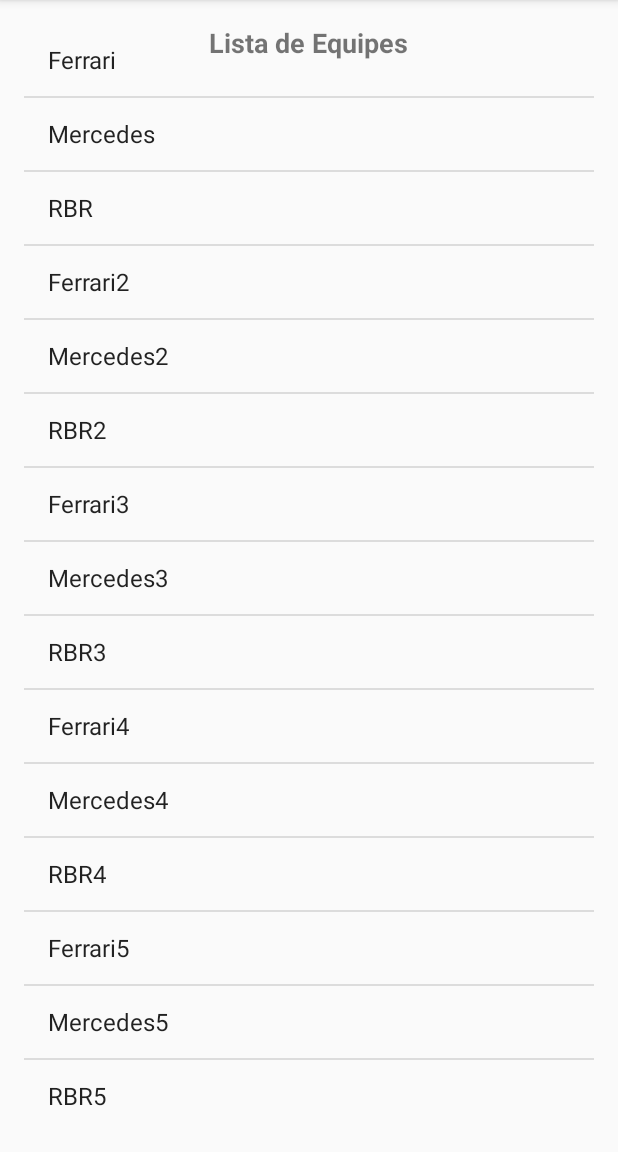
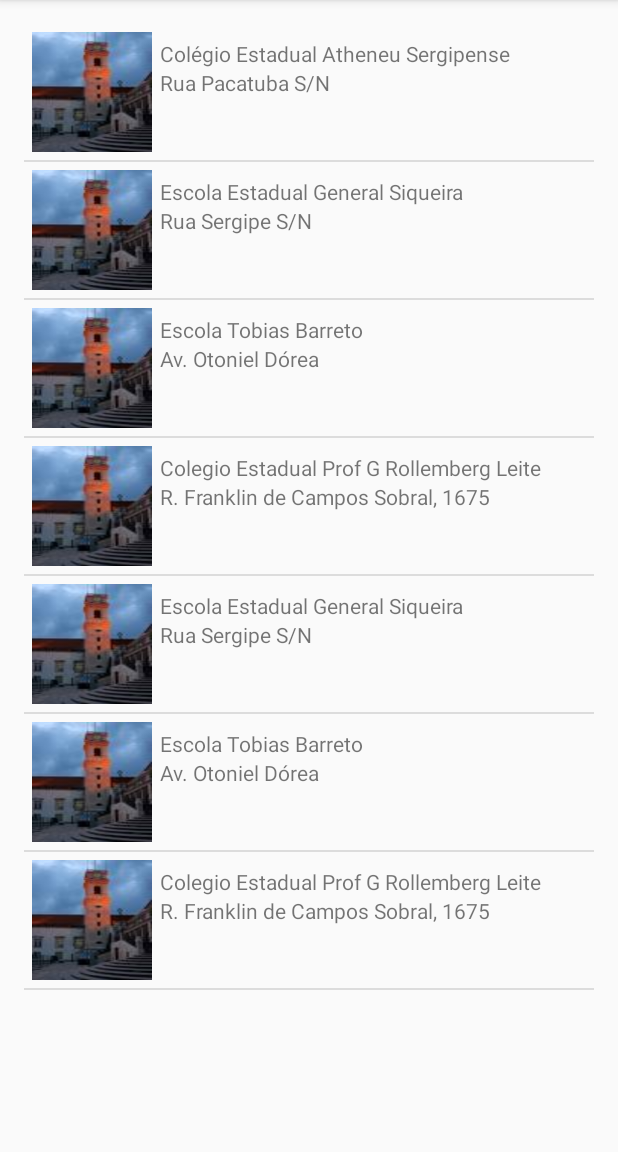
Before and after one commit to lglmoura/ExListview, an Android app: the screen it shows after launch (MainActivity), on a phone screen of 412 x 824 dp, the part 84-1236 px from its top. Run offline under Robolectric (Android 15) with nearby library versions, the phone set to English and light mode, and no system bars.

Commit message:
Alterando codigo java

```diff
--- a/app/src/main/java/com/example/lglmoura/exlistview/MainActivity.java
+++ b/app/src/main/java/com/example/lglmoura/exlistview/MainActivity.java
@@ -5,18 +5,46 @@ import android.os.Bundle;
 import android.widget.ArrayAdapter;
 import android.widget.ListView;
 
+import com.example.lglmoura.exlistview.adapter.EscolaAdapter;
+import com.example.lglmoura.exlistview.model.Escola;
+import java.util.ArrayList;
+
 public class MainActivity extends Activity {
 
     @Override
     protected void onCreate(Bundle savedInstanceState) {
         super.onCreate(savedInstanceState);
         setContentView(R.layout.activity_main);
-
-        ListView lista = (ListView) findViewById(R.id.lvEquipes);
-
-        ArrayAdapter adapter = ArrayAdapter.createFromResource(this,
-                R.array.equipes, android.R.layout.simple_list_item_1);
-
+        ListView lista = (ListView) findViewById(R.id.lvEscolas);
+        ArrayList<Escola> escolas = adicionarEscolas();
+        ArrayAdapter adapter = new EscolaAdapter(this, escolas);
         lista.setAdapter(adapter);
     }
+
+    private ArrayList<Escola> adicionarEscolas() {
+        ArrayList<Escola> escolas = new ArrayList<Escola>();
+        Escola e = new Escola("Colégio Estadual Atheneu Sergipense",
+                "Rua Pacatuba S/N", R.drawable.escola1);
+                escolas.add(e);
+        e = new Escola("Escola Estadual General Siqueira",
+                "Rua Sergipe S/N", R.drawable.escola1);
+        escolas.add(e);
+        e = new Escola("Escola Tobias Barreto",
+                "Av. Otoniel Dórea", R.drawable.escola1);
+        escolas.add(e);
+        e = new Escola("Colegio Estadual Prof G Rollemberg Leite",
+                "R. Franklin de Campos Sobral, 1675", R.drawable.escola1);
+        escolas.add(e);
+        e = new Escola("Escola Estadual General Siqueira",
+                "Rua Sergipe S/N", R.drawable.escola1);
+        escolas.add(e);
+        e = new Escola("Escola Tobias Barreto",
+                "Av. Otoniel Dórea", R.drawable.escola1);
+        escolas.add(e);
+        e = new Escola("Colegio Estadual Prof G Rollemberg Leite",
+                "R. Franklin de Campos Sobral, 1675", R.drawable.escola1);
+        escolas.add(e);
+        return escolas;
+    }
+
 }
--- a/app/src/main/res/layout/activity_main.xml
+++ b/app/src/main/res/layout/activity_main.xml
@@ -10,20 +10,10 @@
     android:paddingTop="@dimen/activity_vertical_margin"
     tools:context="com.example.lglmoura.exlistview.MainActivity">
 
-    <TextView
-        android:layout_width="wrap_content"
-        android:layout_height="wrap_content"
-        android:text="Lista de Equipes"
-        android:layout_alignParentTop="true"
-        android:layout_centerHorizontal="true"
-        android:textSize="18sp"
-        android:fontFamily="sans-serif"
-        android:textStyle="normal|bold"
-        android:textAlignment="center" />
-
     <ListView
         android:layout_width="match_parent"
         android:layout_height="match_parent"
-        android:id="@+id/lvEquipes"
-        android:layout_alignParentStart="true" />
+        android:layout_alignParentTop="true"
+        android:layout_centerHorizontal="true"
+        android:id="@+id/lvEscolas" />
 </RelativeLayout>
```
Also changed, not shown: app/src/main/java/com/example/lglmoura/exlistview/adapter/EscolaAdapter.java (line endings or trailing spaces).
